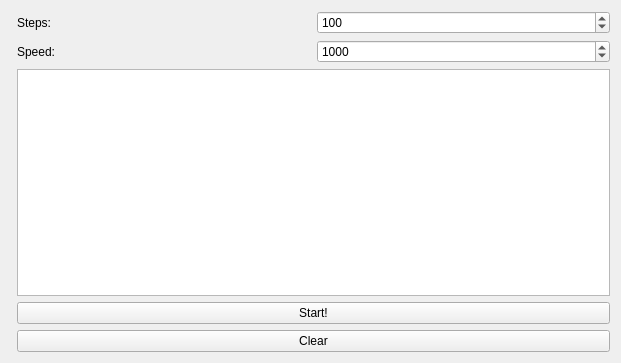
Old version of the form mainwindow.ui in the repository coderford/langtons-ant.
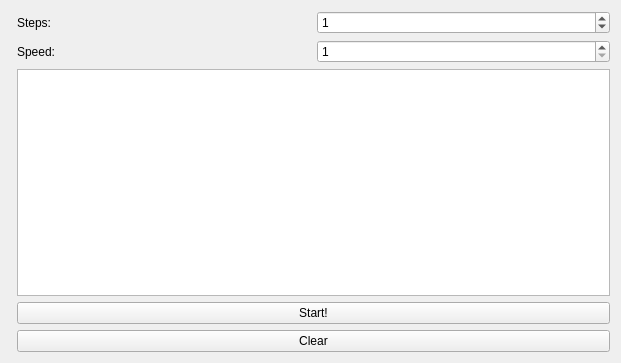
New version of the form. Custom widgets are drawn as their Qt base class.

```diff
--- a/mainwindow.ui
+++ b/mainwindow.ui
@@ -56,7 +56,7 @@
              <number>1000</number>
             </property>
             <property name="value">
-             <number>100</number>
+             <number>1</number>
             </property>
            </widget>
           </item>
@@ -86,7 +86,7 @@
              <number>50000</number>
             </property>
             <property name="value">
-             <number>1000</number>
+             <number>1</number>
             </property>
            </widget>
           </item>
```
Left out of the diff: 5 changed lines with no effect on the pictures.
